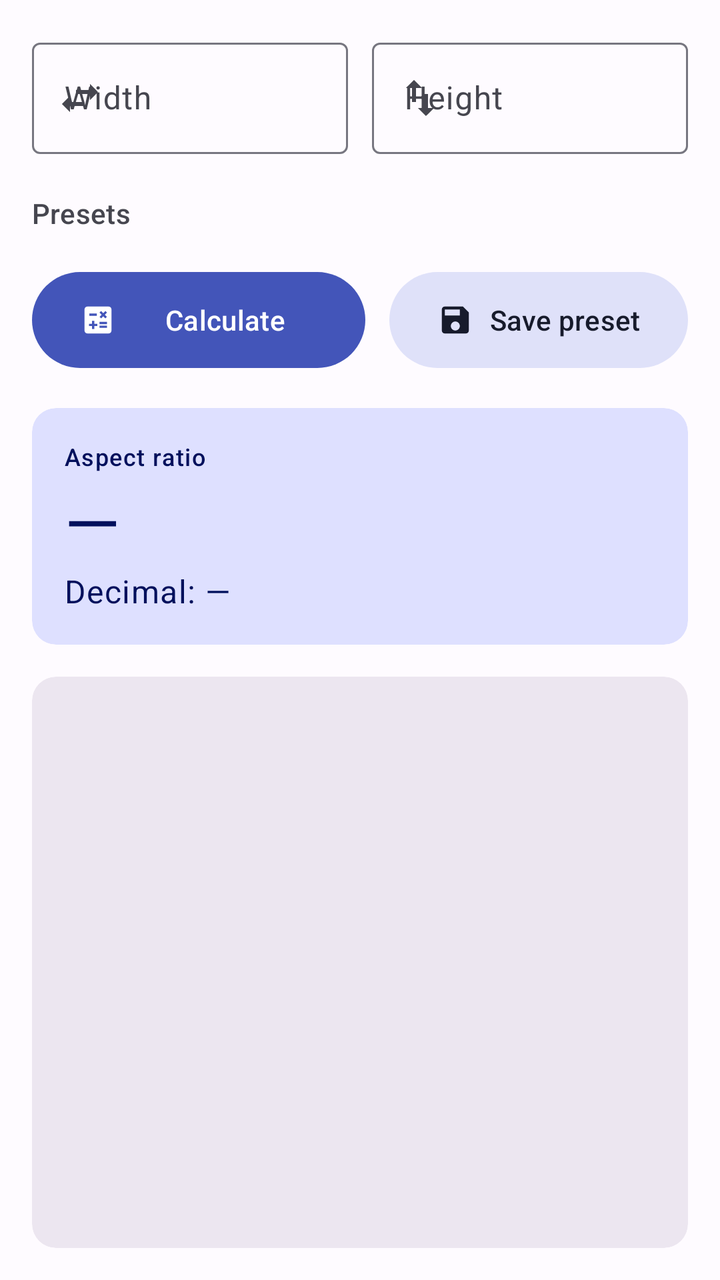
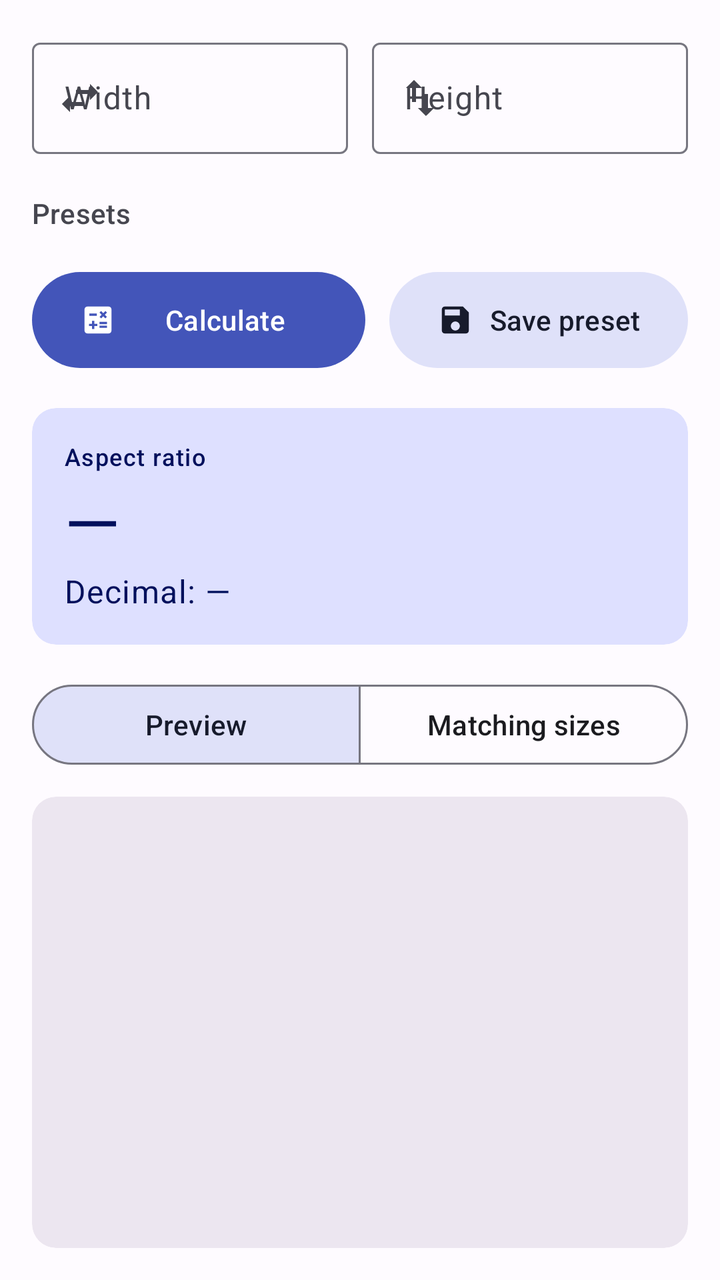

The first picture is an Android layout as it rendered before a commit; the second is the same layout after the commit. The layout source and the unified diff follow.
<!-- AndroidManifest.xml: application theme Theme.AspectRatioCalculator -->
<!-- res/layout/fragment_calculator.xml -->
<?xml version="1.0" encoding="utf-8"?>
<androidx.constraintlayout.widget.ConstraintLayout xmlns:android="http://schemas.android.com/apk/res/android"
    xmlns:app="http://schemas.android.com/apk/res-auto"
    android:id="@+id/contentRoot"
    android:layout_width="match_parent"
    android:layout_height="match_parent"
    android:padding="16dp">

    <com.google.android.material.textfield.TextInputLayout
        android:id="@+id/widthInputLayout"
        style="@style/Widget.Material3.TextInputLayout.OutlinedBox"
        android:layout_width="0dp"
        android:layout_height="wrap_content"
        android:hint="@string/hint_width"
        app:layout_constraintEnd_toStartOf="@+id/heightInputLayout"
        app:layout_constraintStart_toStartOf="parent"
        app:layout_constraintTop_toTopOf="parent"
        app:startIconDrawable="@drawable/ic_width">

        <com.google.android.material.textfield.TextInputEditText
            android:id="@+id/widthInput"
            android:layout_width="match_parent"
            android:layout_height="wrap_content"
            android:inputType="numberDecimal" />
    </com.google.android.material.textfield.TextInputLayout>

    <com.google.android.material.textfield.TextInputLayout
        android:id="@+id/heightInputLayout"
        style="@style/Widget.Material3.TextInputLayout.OutlinedBox"
        android:layout_width="0dp"
        android:layout_height="wrap_content"
        android:layout_marginStart="12dp"
        android:hint="@string/hint_height"
        app:layout_constraintEnd_toEndOf="parent"
        app:layout_constraintStart_toEndOf="@+id/widthInputLayout"
        app:layout_constraintTop_toTopOf="parent"
        app:startIconDrawable="@drawable/ic_height">

        <com.google.android.material.textfield.TextInputEditText
            android:id="@+id/heightInput"
            android:layout_width="match_parent"
            android:layout_height="wrap_content"
            android:inputType="numberDecimal" />
    </com.google.android.material.textfield.TextInputLayout>

    <TextView
        android:id="@+id/presetsLabel"
        style="?attr/textAppearanceTitleSmall"
        android:layout_width="wrap_content"
        android:layout_height="wrap_content"
        android:layout_marginTop="20dp"
        android:text="@string/presets"
        android:textColor="?attr/colorOnSurfaceVariant"
        app:layout_constraintStart_toStartOf="parent"
        app:layout_constraintTop_toBottomOf="@+id/widthInputLayout" />


    <HorizontalScrollView
        android:id="@+id/presetsScroll"
        android:layout_width="match_parent"
        android:layout_height="wrap_content"
        android:layout_marginTop="4dp"
        android:clipToPadding="false"
        android:scrollbars="none"
        app:layout_constraintTop_toBottomOf="@+id/presetsLabel">

        <com.google.android.material.chip.ChipGroup
            android:id="@+id/presetsGroup"
            android:layout_width="wrap_content"
            android:layout_height="wrap_content"
            app:selectionRequired="false"
            app:singleLine="true"
            app:singleSelection="true" />
    </HorizontalScrollView>

    <com.google.android.material.button.MaterialButton
        android:id="@+id/calculateButton"
        android:layout_width="0dp"
        android:layout_height="wrap_content"
        android:layout_marginTop="12dp"
        android:layout_marginEnd="12dp"
        android:minHeight="56dp"
        android:text="@string/calculate"
        app:icon="@drawable/ic_calculate"
        app:layout_constraintEnd_toStartOf="@+id/savePresetButton"
        app:layout_constraintStart_toStartOf="parent"
        app:layout_constraintTop_toBottomOf="@+id/presetsScroll" />

    <com.google.android.material.button.MaterialButton
        android:id="@+id/savePresetButton"
        style="@style/Widget.Material3.Button.TonalButton"
        android:layout_width="wrap_content"
        android:layout_height="wrap_content"
        android:minHeight="56dp"
        android:text="@string/save_preset"
        app:icon="@drawable/ic_save"
        app:layout_constraintBottom_toBottomOf="@+id/calculateButton"
        app:layout_constraintEnd_toEndOf="parent"
        app:layout_constraintTop_toTopOf="@+id/calculateButton" />

    <com.google.android.material.card.MaterialCardView
        android:id="@+id/resultCard"
        style="@style/Widget.Material3.CardView.Filled"
        android:layout_width="match_parent"
        android:layout_height="wrap_content"
        android:layout_marginTop="16dp"
        app:cardBackgroundColor="?attr/colorPrimaryContainer"
        app:layout_constraintTop_toBottomOf="@+id/calculateButton">

        <LinearLayout
            android:layout_width="match_parent"
            android:layout_height="wrap_content"
            android:orientation="vertical"
            android:padding="16dp">

            <TextView
                style="?attr/textAppearanceLabelMedium"
                android:layout_width="wrap_content"
                android:layout_height="wrap_content"
                android:text="@string/aspect_ratio"
                android:textColor="?attr/colorOnPrimaryContainer" />

            <TextView
                android:id="@+id/resultRatio"
                style="?attr/textAppearanceDisplaySmall"
                android:layout_width="wrap_content"
                android:layout_height="wrap_content"
                android:text="@string/dash"
                android:textColor="?attr/colorOnPrimaryContainer" />

            <TextView
                android:id="@+id/resultDecimal"
                style="?attr/textAppearanceBodyLarge"
                android:layout_width="wrap_content"
                android:layout_height="wrap_content"
                android:text="@string/decimal_placeholder"
                android:textColor="?attr/colorOnPrimaryContainer" />
        </LinearLayout>
    </com.google.android.material.card.MaterialCardView>

    <TextView
        android:id="@+id/dimensionsLabel"
        style="?attr/textAppearanceTitleSmall"
        android:layout_width="wrap_content"
        android:layout_height="wrap_content"
        android:layout_marginTop="16dp"
        android:text="@string/matching_dimensions"
        android:textColor="?attr/colorOnSurfaceVariant"
        android:visibility="gone"
        app:layout_constraintStart_toStartOf="parent"
        app:layout_constraintTop_toBottomOf="@+id/resultCard" />

    <HorizontalScrollView
        android:id="@+id/dimensionsScroll"
        android:layout_width="match_parent"
        android:layout_height="wrap_content"
        android:layout_marginTop="4dp"
        android:scrollbars="none"
        android:visibility="gone"
        app:layout_constraintTop_toBottomOf="@+id/dimensionsLabel">

        <com.google.android.material.chip.ChipGroup
            android:id="@+id/dimensionsGroup"
            android:layout_width="wrap_content"
            android:layout_height="wrap_content"
            app:singleLine="true" />
    </HorizontalScrollView>

    <com.google.android.material.card.MaterialCardView
        android:id="@+id/previewContainer"
        style="@style/Widget.Material3.CardView.Filled"
        android:layout_width="match_parent"
        android:layout_height="0dp"
        android:layout_marginTop="16dp"
        app:cardBackgroundColor="?attr/colorSurfaceContainerHigh"
        app:layout_constraintBottom_toBottomOf="parent"
        app:layout_constraintTop_toBottomOf="@+id/dimensionsScroll">

        <TextView
            android:id="@+id/previewBox"
            style="?attr/textAppearanceTitleLarge"
            android:layout_width="0dp"
            android:layout_height="0dp"
            android:layout_gravity="center"
            android:gravity="center" />
    </com.google.android.material.card.MaterialCardView>

</androidx.constraintlayout.widget.ConstraintLayout>
<!-- resources referenced by this layout -->
<resources>
  <!-- drawable ic_height (drawable) -->
  <vector xmlns:android="http://schemas.android.com/apk/res/android"
      android:width="24dp"
      android:height="24dp"
      android:tint="?attr/colorControlNormal"
      android:viewportWidth="24"
      android:viewportHeight="24">
      <path
          android:fillColor="@android:color/white"
          android:pathData="M16,17.01V10h-2v7.01h-3L15,21l4,-3.99h-3zM9,3L5,6.99h3V14h2V6.99h3L9,3z" />
  </vector>
  <!-- drawable ic_save (drawable) -->
  <vector xmlns:android="http://schemas.android.com/apk/res/android"
      android:width="24dp"
      android:height="24dp"
      android:tint="?attr/colorControlNormal"
      android:viewportWidth="24"
      android:viewportHeight="24">
      <path
          android:fillColor="@android:color/white"
          android:pathData="M17,3H5C3.89,3 3,3.9 3,5v14c0,1.1 0.89,2 2,2h14c1.1,0 2,-0.9 2,-2V7L17,3zM12,19c-1.66,0 -3,-1.34 -3,-3s1.34,-3 3,-3 3,1.34 3,3 -1.34,3 -3,3zM15,9H5V5h10V9z" />
  </vector>
  <!-- drawable ic_width (drawable) -->
  <vector xmlns:android="http://schemas.android.com/apk/res/android"
      android:width="24dp"
      android:height="24dp"
      android:tint="?attr/colorControlNormal"
      android:viewportWidth="24"
      android:viewportHeight="24">
      <path
          android:fillColor="@android:color/white"
          android:pathData="M6.99,11L3,15l3.99,4v-3H14v-2H6.99v-3zM21,9l-3.99,-4v3H10v2h7.01v3L21,9z" />
  </vector>
  <string name="aspect_ratio">Aspect ratio</string>
  <string name="calculate">Calculate</string>
  <string name="dash">—</string>
  <string name="decimal_placeholder">Decimal: —</string>
  <string name="hint_height">Height</string>
  <string name="hint_width">Width</string>
  <string name="matching_dimensions">Matching dimensions</string>
  <string name="presets">Presets</string>
  <string name="save_preset">Save preset</string>
  <color name="md_primary">#4355B9</color>
  <color name="md_on_primary">#FFFFFF</color>
  <color name="md_primary_container">#DEE0FF</color>
  <color name="md_on_primary_container">#00105C</color>
  <color name="md_secondary">#5A5D72</color>
  <color name="md_on_secondary">#FFFFFF</color>
  <color name="md_secondary_container">#DFE1F9</color>
  <color name="md_on_secondary_container">#171B2C</color>
  <color name="md_tertiary">#76546E</color>
  <color name="md_on_tertiary">#FFFFFF</color>
  <color name="md_tertiary_container">#FFD7F2</color>
  <color name="md_on_tertiary_container">#2C122A</color>
  <color name="md_error">#BA1A1A</color>
  <color name="md_on_error">#FFFFFF</color>
  <color name="md_error_container">#FFDAD6</color>
  <color name="md_on_error_container">#410002</color>
  <color name="md_background">#FEFBFF</color>
  <color name="md_on_background">#1B1B1F</color>
  <color name="md_surface">#FEFBFF</color>
  <color name="md_on_surface">#1B1B1F</color>
  <color name="md_surface_variant">#E3E1EC</color>
  <color name="md_on_surface_variant">#46464F</color>
  <color name="md_outline">#777680</color>
  <color name="md_outline_variant">#C7C5D0</color>
  <color name="md_inverse_surface">#303034</color>
  <color name="md_inverse_on_surface">#F3EFF4</color>
  <color name="md_inverse_primary">#BAC3FF</color>
  <style name="ShapeAppearance.App.Small" parent="ShapeAppearance.Material3.SmallComponent">
          <item name="cornerFamily">rounded</item>
          <item name="cornerSize">12dp</item>
      </style>
  <style name="ShapeAppearance.App.Medium" parent="ShapeAppearance.Material3.MediumComponent">
          <item name="cornerFamily">rounded</item>
          <item name="cornerSize">20dp</item>
      </style>
  <style name="ShapeAppearance.App.Large" parent="ShapeAppearance.Material3.LargeComponent">
          <item name="cornerFamily">rounded</item>
          <item name="cornerSize">28dp</item>
      </style>
  <!-- unchanged entries left out for length: 2 -->
</resources>

<!-- the commit's change to res/layout/fragment_calculator.xml (unified diff, before → after) -->
@@ -64,13 +64,11 @@
         android:scrollbars="none"
         app:layout_constraintTop_toBottomOf="@+id/presetsLabel">
 
-        <com.google.android.material.chip.ChipGroup
+        <LinearLayout
             android:id="@+id/presetsGroup"
             android:layout_width="wrap_content"
             android:layout_height="wrap_content"
-            app:selectionRequired="false"
-            app:singleLine="true"
-            app:singleSelection="true" />
+            android:orientation="horizontal" />
     </HorizontalScrollView>
 
     <com.google.android.material.button.MaterialButton
@@ -138,43 +136,42 @@
         </LinearLayout>
     </com.google.android.material.card.MaterialCardView>
 
-    <TextView
-        android:id="@+id/dimensionsLabel"
-        style="?attr/textAppearanceTitleSmall"
-        android:layout_width="wrap_content"
+    <com.google.android.material.button.MaterialButtonToggleGroup
+        android:id="@+id/viewToggle"
+        android:layout_width="match_parent"
         android:layout_height="wrap_content"
         android:layout_marginTop="16dp"
-        android:text="@string/matching_dimensions"
-        android:textColor="?attr/colorOnSurfaceVariant"
-        android:visibility="gone"
-        app:layout_constraintStart_toStartOf="parent"
-        app:layout_constraintTop_toBottomOf="@+id/resultCard" />
-
-    <HorizontalScrollView
-        android:id="@+id/dimensionsScroll"
-        android:layout_width="match_parent"
-        android:layout_height="wrap_content"
-        android:layout_marginTop="4dp"
-        android:scrollbars="none"
-        android:visibility="gone"
-        app:layout_constraintTop_toBottomOf="@+id/dimensionsLabel">
-
-        <com.google.android.material.chip.ChipGroup
-            android:id="@+id/dimensionsGroup"
-            android:layout_width="wrap_content"
-            android:layout_height="wrap_content"
-            app:singleLine="true" />
-    </HorizontalScrollView>
+        app:checkedButton="@+id/showPreviewButton"
+        app:layout_constraintTop_toBottomOf="@+id/resultCard"
+        app:selectionRequired="true"
+        app:singleSelection="true">
+
+        <com.google.android.material.button.MaterialButton
+            android:id="@+id/showPreviewButton"
+            style="@style/Widget.Material3.Button.OutlinedButton"
+            android:layout_width="0dp"
+            android:layout_height="wrap_content"
+            android:layout_weight="1"
+            android:text="@string/view_preview" />
+
+        <com.google.android.material.button.MaterialButton
+            android:id="@+id/showSizesButton"
+            style="@style/Widget.Material3.Button.OutlinedButton"
+            android:layout_width="0dp"
+            android:layout_height="wrap_content"
+            android:layout_weight="1"
+            android:text="@string/view_sizes" />
+    </com.google.android.material.button.MaterialButtonToggleGroup>
 
     <com.google.android.material.card.MaterialCardView
         android:id="@+id/previewContainer"
         style="@style/Widget.Material3.CardView.Filled"
         android:layout_width="match_parent"
         android:layout_height="0dp"
-        android:layout_marginTop="16dp"
+        android:layout_marginTop="12dp"
         app:cardBackgroundColor="?attr/colorSurfaceContainerHigh"
         app:layout_constraintBottom_toBottomOf="parent"
-        app:layout_constraintTop_toBottomOf="@+id/dimensionsScroll">
+        app:layout_constraintTop_toBottomOf="@+id/viewToggle">
 
         <TextView
             android:id="@+id/previewBox"
@@ -185,4 +182,40 @@
             android:gravity="center" />
     </com.google.android.material.card.MaterialCardView>
 
+
+    <com.google.android.material.card.MaterialCardView
+        android:id="@+id/sizesContainer"
+        style="@style/Widget.Material3.CardView.Filled"
+        android:layout_width="match_parent"
+        android:layout_height="0dp"
+        android:layout_marginTop="12dp"
+        android:visibility="gone"
+        app:cardBackgroundColor="?attr/colorSurfaceContainerHigh"
+        app:layout_constraintBottom_toBottomOf="parent"
+        app:layout_constraintTop_toBottomOf="@+id/viewToggle">
+
+        <TextView
+            android:id="@+id/sizesEmpty"
+            style="?attr/textAppearanceBodyMedium"
+            android:layout_width="match_parent"
+            android:layout_height="match_parent"
+            android:gravity="center"
+            android:padding="24dp"
+            android:text="@string/sizes_empty"
+            android:textColor="?attr/colorOnSurfaceVariant" />
+
+        <androidx.core.widget.NestedScrollView
+            android:id="@+id/sizesScroll"
+            android:layout_width="match_parent"
+            android:layout_height="match_parent"
+            android:visibility="gone">
+
+            <LinearLayout
+                android:id="@+id/sizesList"
+                android:layout_width="match_parent"
+                android:layout_height="wrap_content"
+                android:orientation="vertical"
+                android:paddingVertical="4dp" />
+        </androidx.core.widget.NestedScrollView>
+    </com.google.android.material.card.MaterialCardView>
 </androidx.constraintlayout.widget.ConstraintLayout>
<!-- resource entries referenced after the edit -->
@@ -39,9 +39,11 @@
   <string name="decimal_placeholder">Decimal: —</string>
   <string name="hint_height">Height</string>
   <string name="hint_width">Width</string>
-  <string name="matching_dimensions">Matching dimensions</string>
   <string name="presets">Presets</string>
   <string name="save_preset">Save preset</string>
+  <string name="sizes_empty">Calculate a ratio to see matching sizes</string>
+  <string name="view_preview">Preview</string>
+  <string name="view_sizes">Matching sizes</string>
   <color name="md_primary">#4355B9</color>
   <color name="md_on_primary">#FFFFFF</color>
   <color name="md_primary_container">#DEE0FF</color>
